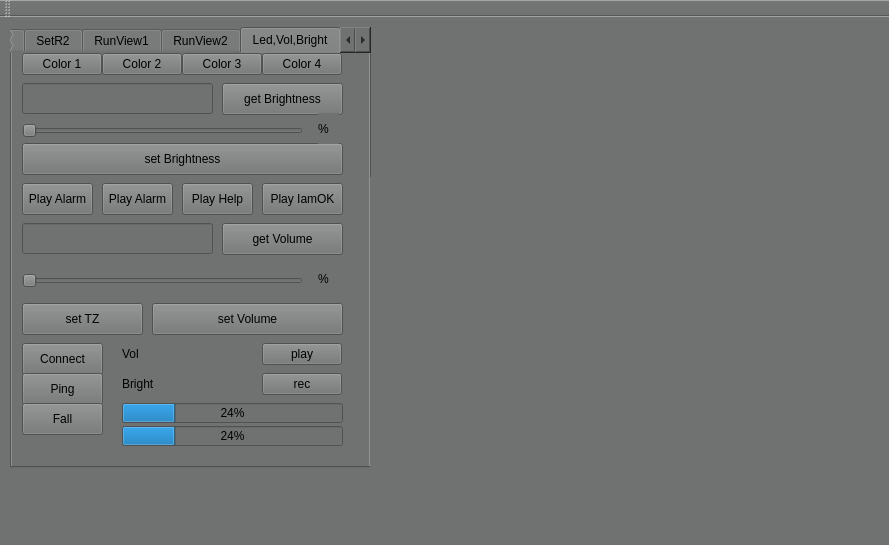
Old version of the form mainwindow.ui in the repository exanoelect/radarScan.
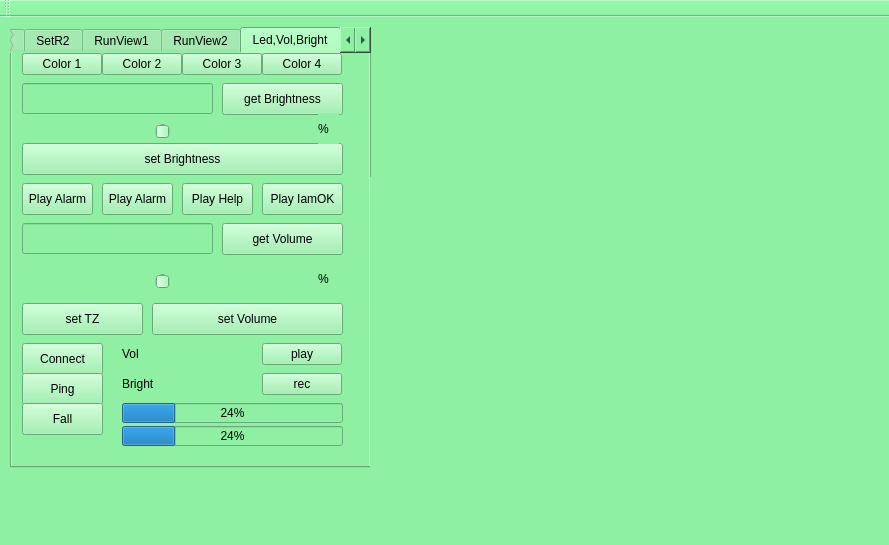
New version of the form. Custom widgets are drawn as their Qt base class.

Diff of the .ui file:
```diff
--- a/mainwindow.ui
+++ b/mainwindow.ui
@@ -14,7 +14,7 @@
    <string>Radar Scan V0.1</string>
   </property>
   <property name="styleSheet">
-   <string notr="true">background-color: rgb(112, 114, 114);</string>
+   <string notr="true">background-color: rgb(143, 240, 164);</string>
   </property>
   <widget class="QWidget" name="centralWidget">
    <widget class="QCustomPlot" name="plottsgram" native="true">
@@ -1872,9 +1872,6 @@
         <height>16</height>
        </rect>
       </property>
-      <property name="orientation">
-       <enum>Qt::Orientation::Horizontal</enum>
-      </property>
      </widget>
      <widget class="QSlider" name="hsVol">
       <property name="geometry">
@@ -1885,9 +1882,6 @@
         <height>16</height>
        </rect>
       </property>
-      <property name="orientation">
-       <enum>Qt::Orientation::Horizontal</enum>
-      </property>
      </widget>
      <widget class="QPushButton" name="btnPlayFall">
       <property name="geometry">
```
Left out of the diff: 40 changed lines with no effect on the pictures.
